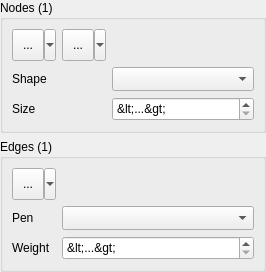
Old version of the form dpss/src/common/CNodeEdgePropertiesUI.ui in the repository ArsMasiuk/DPSE.
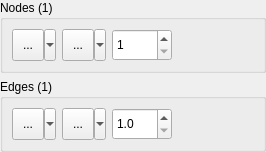
New version of the form. Custom widgets are drawn as their Qt base class.

```diff
--- a/dpss/src/common/CNodeEdgePropertiesUI.ui
+++ b/dpss/src/common/CNodeEdgePropertiesUI.ui
@@ -7,7 +7,7 @@
     <x>0</x>
     <y>0</y>
     <width>266</width>
-    <height>240</height>
+    <height>144</height>
    </rect>
   </property>
   <property name="sizePolicy">
@@ -38,61 +38,25 @@
       <string>Nodes (1)</string>
      </property>
      <layout class="QGridLayout" name="gridLayout">
-      <item row="4" column="0">
-       <widget class="QLabel" name="label_2">
-        <property name="text">
-         <string>Size</string>
-        </property>
-       </widget>
-      </item>
-      <item row="4" column="2">
-       <widget class="QSpinBox" name="NodeSize">
-        <property name="sizePolicy">
-         <sizepolicy hsizetype="Preferred" vsizetype="Fixed">
-          <horstretch>0</horstretch>
-          <verstretch>0</verstretch>
-         </sizepolicy>
-        </property>
+      <item row="1" column="1">
+       <widget class="QMenuToolButton" name="NodeShape">
         <property name="minimumSize">
          <size>
-          <width>0</width>
-          <height>24</height>
+          <width>44</width>
+          <height>32</height>
          </size>
         </property>
-        <property name="specialValueText">
-         <string>&lt;...&gt;</string>
+        <property name="text">
+         <string>...</string>
         </property>
-        <property name="correctionMode">
-         <enum>QAbstractSpinBox::CorrectToNearestValue</enum>
-        </property>
-        <property name="minimum">
-         <number>0</number>
-        </property>
-        <property name="maximum">
-         <number>50</number>
-        </property>
-       </widget>
-      </item>
-      <item row="2" column="2">
-       <widget class="QComboBox" name="NodeShape">
-        <property name="sizePolicy">
-         <sizepolicy hsizetype="Preferred" vsizetype="Fixed">
-          <horstretch>0</horstretch>
-          <verstretch>0</verstretch>
-         </sizepolicy>
-        </property>
-        <property name="minimumSize">
+        <property name="iconSize">
          <size>
-          <width>0</width>
-          <height>24</height>
+          <width>20</width>
+          <height>20</height>
          </size>
         </property>
-       </widget>
-      </item>
-      <item row="2" column="0">
-       <widget class="QLabel" name="label_3">
-        <property name="text">
-         <string>Shape</string>
+        <property name="popupMode">
+         <enum>QToolButton::MenuButtonPopup</enum>
         </property>
        </widget>
       </item>
@@ -124,28 +88,44 @@
         </property>
        </widget>
       </item>
-      <item row="1" column="1">
-       <widget class="QMenuToolButton" name="NodeShapeTB">
+      <item row="1" column="2">
+       <widget class="QSpinBox" name="NodeSize">
+        <property name="sizePolicy">
+         <sizepolicy hsizetype="Fixed" vsizetype="Fixed">
+          <horstretch>0</horstretch>
+          <verstretch>0</verstretch>
+         </sizepolicy>
+        </property>
         <property name="minimumSize">
          <size>
-          <width>44</width>
+          <width>60</width>
           <height>32</height>
          </size>
         </property>
-        <property name="text">
-         <string>...</string>
+        <property name="correctionMode">
+         <enum>QAbstractSpinBox::CorrectToNearestValue</enum>
         </property>
-        <property name="iconSize">
-         <size>
-          <width>20</width>
-          <height>20</height>
-         </size>
+        <property name="minimum">
+         <number>1</number>
         </property>
-        <property name="popupMode">
-         <enum>QToolButton::MenuButtonPopup</enum>
+        <property name="maximum">
+         <number>50</number>
         </property>
        </widget>
       </item>
+      <item row="1" column="3">
+       <spacer name="horizontalSpacer">
+        <property name="orientation">
+         <enum>Qt::Horizontal</enum>
+        </property>
+        <property name="sizeHint" stdset="0">
+         <size>
+          <width>40</width>
+          <height>20</height>
+         </size>
+        </property>
+       </spacer>
+      </item>
      </layout>
     </widget>
    </item>
@@ -155,64 +135,6 @@
       <string>Edges (1)</string>
      </property>
      <layout class="QGridLayout" name="gridLayout_2">
-      <item row="1" column="1">
-       <widget class="QPenComboBox" name="EdgePen">
-        <property name="sizePolicy">
-         <sizepolicy hsizetype="Preferred" vsizetype="Fixed">
-          <horstretch>0</horstretch>
-          <verstretch>0</verstretch>
-         </sizepolicy>
-        </property>
-        <property name="minimumSize">
-         <size>
-          <width>0</width>
-          <height>24</height>
-         </size>
-        </property>
-       </widget>
-      </item>
-      <item row="3" column="0">
-       <widget class="QLabel" name="label_9">
-        <property name="text">
-         <string>Weight</string>
-        </property>
-       </widget>
-      </item>
-      <item row="3" column="1">
-       <widget class="QSpinBox" name="EdgeWeight">
-        <property name="sizePolicy">
-         <sizepolicy hsizetype="Preferred" vsizetype="Fixed">
-          <horstretch>0</horstretch>
-          <verstretch>0</verstretch>
-         </sizepolicy>
-        </property>
-        <property name="minimumSize">
-         <size>
-          <width>0</width>
-          <height>24</height>
-         </size>
-        </property>
-        <property name="specialValueText">
-         <string>&lt;...&gt;</string>
-        </property>
-        <property name="correctionMode">
-         <enum>QAbstractSpinBox::CorrectToNearestValue</enum>
-        </property>
-        <property name="minimum">
-         <number>0</number>
-        </property>
-        <property name="maximum">
-         <number>50</number>
-        </property>
-       </widget>
-      </item>
-      <item row="1" column="0">
-       <widget class="QLabel" name="label_6">
-        <property name="text">
-         <string>Pen</string>
-        </property>
-       </widget>
-      </item>
       <item row="0" column="0">
        <widget class="QSint::ColorButton" name="EdgeColor">
         <property name="sizePolicy">
@@ -241,6 +163,66 @@
         </property>
        </widget>
       </item>
+      <item row="0" column="3">
+       <spacer name="horizontalSpacer_2">
+        <property name="orientation">
+         <enum>Qt::Horizontal</enum>
+        </property>
+        <property name="sizeHint" stdset="0">
+         <size>
+          <width>40</width>
+          <height>20</height>
+         </size>
+        </property>
+       </spacer>
+      </item>
+      <item row="0" column="2">
+       <widget class="QDoubleSpinBox" name="EdgeWeight">
+        <property name="sizePolicy">
+         <sizepolicy hsizetype="Fixed" vsizetype="Fixed">
+          <horstretch>0</horstretch>
+          <verstretch>0</verstretch>
+         </sizepolicy>
+        </property>
+        <property name="minimumSize">
+         <size>
+          <width>60</width>
+          <height>32</height>
+         </size>
+        </property>
+        <property name="correctionMode">
+         <enum>QAbstractSpinBox::CorrectToNearestValue</enum>
+        </property>
+        <property name="decimals">
+         <number>1</number>
+        </property>
+        <property name="minimum">
+         <double>1.000000000000000</double>
+        </property>
+       </widget>
+      </item>
+      <item row="0" column="1">
+       <widget class="QPenMenuToolButton" name="EdgeStyle">
+        <property name="minimumSize">
+         <size>
+          <width>44</width>
+          <height>32</height>
+         </size>
+        </property>
+        <property name="text">
+         <string>...</string>
+        </property>
+        <property name="iconSize">
+         <size>
+          <width>20</width>
+          <height>20</height>
+         </size>
+        </property>
+        <property name="popupMode">
+         <enum>QToolButton::MenuButtonPopup</enum>
+        </property>
+       </widget>
+      </item>
      </layout>
     </widget>
    </item>
@@ -252,16 +234,16 @@
    <extends>QToolButton</extends>
    <header>colorbutton.h</header>
   </customwidget>
-  <customwidget>
-   <class>QPenComboBox</class>
-   <extends>QComboBox</extends>
-   <header>qpencombobox.h</header>
-  </customwidget>
   <customwidget>
    <class>QMenuToolButton</class>
    <extends>QToolButton</extends>
    <header>qmenutoolbutton.h</header>
   </customwidget>
+  <customwidget>
+   <class>QPenMenuToolButton</class>
+   <extends>QToolButton</extends>
+   <header>qpenmenutoolbutton.h</header>
+  </customwidget>
  </customwidgets>
  <resources/>
  <connections/>
```
